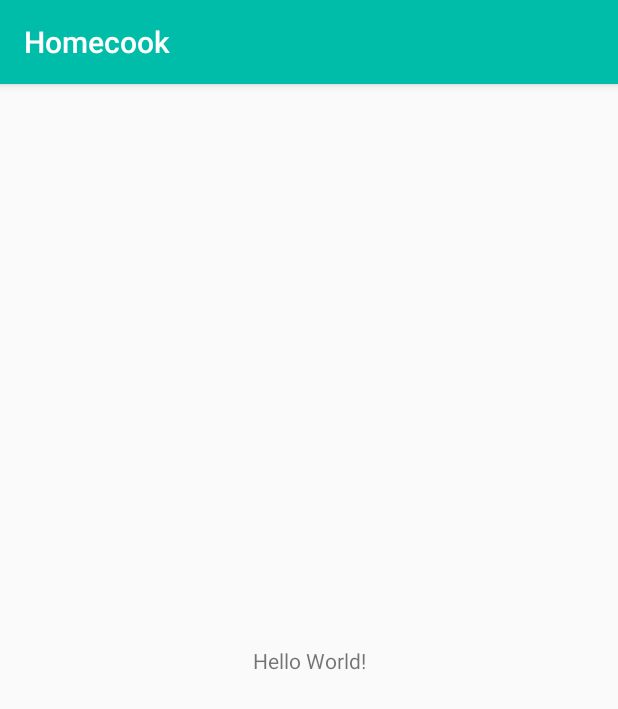
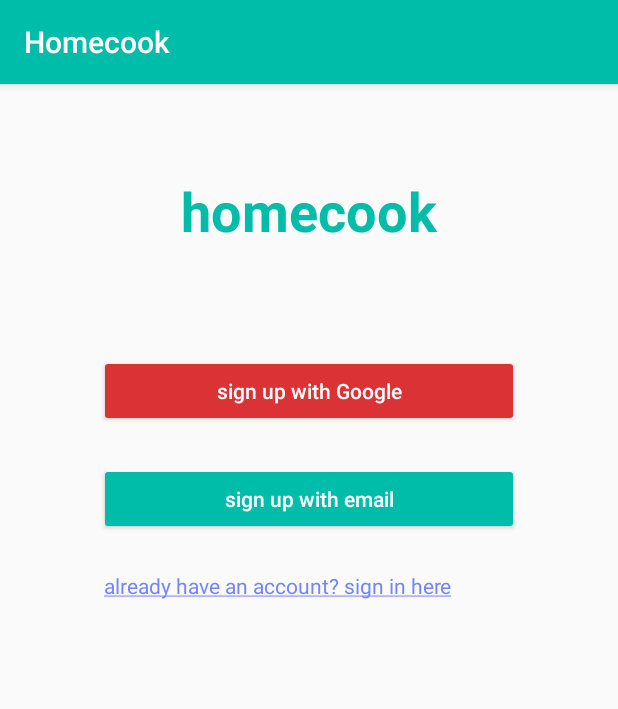
Before and after one commit to rasaigao/homecook, an Android app: the screen it shows after launch (MainActivity), on a phone screen of 412 x 824 dp. Shown: the top 709 px of the screen. Run offline under Robolectric (Android 15) with nearby library versions, the phone set to English and light mode, and no system bars.

Commit message:
added entry fragment

```diff
--- a/app/src/main/AndroidManifest.xml
+++ b/app/src/main/AndroidManifest.xml
@@ -9,7 +9,7 @@
         android:roundIcon="@mipmap/ic_launcher_round"
         android:supportsRtl="true"
         android:theme="@style/AppTheme">
-        <activity android:name=".MainActivity">
+        <activity android:name=".entry.MainActivity">
             <intent-filter>
                 <action android:name="android.intent.action.MAIN" />
 
--- a/app/src/main/java/com/homecook/android/app/MainActivity.java
+++ /dev/null
@@ -1,13 +0,0 @@
-package com.homecook.android.app;
-
-import androidx.appcompat.app.AppCompatActivity;
-import android.os.Bundle;
-
-public class MainActivity extends AppCompatActivity {
-
-    @Override
-    protected void onCreate(Bundle savedInstanceState) {
-        super.onCreate(savedInstanceState);
-        setContentView(R.layout.activity_main);
-    }
-}
--- /dev/null
+++ b/app/src/main/java/com/homecook/android/app/entry/EntryFragment.java
@@ -0,0 +1,55 @@
+package com.homecook.android.app.entry;
+
+import android.os.Bundle;
+import android.view.LayoutInflater;
+import android.view.View;
+import android.view.ViewGroup;
+import android.widget.Button;
+import android.widget.TextView;
+
+import androidx.annotation.NonNull;
+import androidx.fragment.app.Fragment;
+
+import com.homecook.android.app.R;
+
+/**
+ * @author rohansaigaonkar
+ */
+public class EntryFragment extends Fragment {
+    private Button googleSignInButton;
+    private Button emailSignInButton;
+    private TextView loginButton;
+
+    @Override
+    public View onCreateView(@NonNull LayoutInflater inflater, ViewGroup container,
+                             Bundle savedInstanceState) {
+        View view = inflater.inflate(R.layout.fragment_credentials, container, false);
+
+        googleSignInButton = view.findViewById(R.id.signup_google);
+        emailSignInButton = view.findViewById(R.id.signup_email);
+        loginButton = view.findViewById(R.id.sign_in_account_exists);
+
+        googleSignInButton.setOnClickListener(new View.OnClickListener() {
+            @Override
+            public void onClick(View v) {
+                //todo: auth with google
+            }
+        });
+
+        emailSignInButton.setOnClickListener(new View.OnClickListener() {
+            @Override
+            public void onClick(View v) {
+                //Todo: go to email sign up
+            }
+        });
+
+        loginButton.setOnClickListener(new View.OnClickListener() {
+            @Override
+            public void onClick(View v) {
+                //Todo: go to login page
+            }
+        });
+
+        return view;
+    }
+}
--- /dev/null
+++ b/app/src/main/java/com/homecook/android/app/entry/EntryFragmentPresenter.java
@@ -0,0 +1,7 @@
+package com.homecook.android.app.entry;
+
+/**
+ * @author rohansaigaonkar
+ */
+public class EntryFragmentPresenter {
+}
--- /dev/null
+++ b/app/src/main/java/com/homecook/android/app/entry/MainActivity.java
@@ -0,0 +1,29 @@
+package com.homecook.android.app.entry;
+
+import androidx.annotation.NonNull;
+import androidx.appcompat.app.AppCompatActivity;
+import androidx.fragment.app.Fragment;
+import androidx.fragment.app.FragmentManager;
+import androidx.fragment.app.FragmentTransaction;
+
+import android.os.Bundle;
+
+import com.homecook.android.app.R;
+
+public class MainActivity extends AppCompatActivity {
+
+    @Override
+    protected void onCreate(Bundle savedInstanceState) {
+        super.onCreate(savedInstanceState);
+        setContentView(R.layout.activity_main);
+        navigateToScreen(new EntryFragment());
+    }
+
+    private void navigateToScreen(@NonNull Fragment fragment) {
+        FragmentManager fragmentManager = getSupportFragmentManager();
+        FragmentTransaction fragmentTransaction = fragmentManager.beginTransaction();
+        fragmentTransaction.replace(R.id.entry_container, fragment);
+        fragmentTransaction.setTransition(FragmentTransaction.TRANSIT_FRAGMENT_OPEN);
+        fragmentTransaction.commit();
+    }
+}
--- a/app/src/main/java/com/homecook/android/app/login/fragment/ForgotPasswordFragment.java
+++ b/app/src/main/java/com/homecook/android/app/ui/login/ForgotPasswordFragment.java
@@ -1,4 +1,4 @@
-package com.homecook.android.app.login.fragment;
+package com.homecook.android.app.ui.login;
 
 /**
  * @author rohansaigaonkar
--- a/app/src/main/java/com/homecook/android/app/login/LoginActivity.java
+++ b/app/src/main/java/com/homecook/android/app/ui/login/LoginActivity.java
@@ -1,4 +1,4 @@
-package com.homecook.android.app.login;
+package com.homecook.android.app.ui.login;
 
 import android.os.Bundle;
 
--- /dev/null
+++ b/app/src/main/java/com/homecook/android/app/ui/login/SSOGoogleFragment.java
@@ -0,0 +1,8 @@
+package com.homecook.android.app.ui.login;
+
+/**
+ * @author rohansaigaonkar
+ */
+public class SSOGoogleFragment {
+
+}
--- a/app/src/main/java/com/homecook/android/app/login/fragment/SignInFragment.java
+++ b/app/src/main/java/com/homecook/android/app/ui/login/SignInFragment.java
@@ -1,4 +1,4 @@
-package com.homecook.android.app.login.fragment;
+package com.homecook.android.app.ui.login;
 
 /**
  * @author rohansaigaonkar
--- a/app/src/main/java/com/homecook/android/app/login/fragment/SignUpFragment.java
+++ b/app/src/main/java/com/homecook/android/app/ui/login/SignUpFragment.java
@@ -1,4 +1,4 @@
-package com.homecook.android.app.login.fragment;
+package com.homecook.android.app.ui.login;
 
 /**
  * @author rohansaigaonkar
--- a/app/src/main/res/layout/activity_main.xml
+++ b/app/src/main/res/layout/activity_main.xml
@@ -2,17 +2,9 @@
 <androidx.constraintlayout.widget.ConstraintLayout xmlns:android="http://schemas.android.com/apk/res/android"
     xmlns:app="http://schemas.android.com/apk/res-auto"
     xmlns:tools="http://schemas.android.com/tools"
+    android:id="@+id/entry_container"
     android:layout_width="match_parent"
     android:layout_height="match_parent"
-    tools:context=".MainActivity">
-
-    <TextView
-        android:layout_width="wrap_content"
-        android:layout_height="wrap_content"
-        android:text="Hello World!"
-        app:layout_constraintBottom_toBottomOf="parent"
-        app:layout_constraintLeft_toLeftOf="parent"
-        app:layout_constraintRight_toRightOf="parent"
-        app:layout_constraintTop_toTopOf="parent" />
+    tools:context=".entry.MainActivity">
 
 </androidx.constraintlayout.widget.ConstraintLayout>
--- /dev/null
+++ b/app/src/main/res/layout/fragment_credentials.xml
@@ -0,0 +1,55 @@
+<?xml version="1.0" encoding="utf-8"?>
+<LinearLayout
+    xmlns:android="http://schemas.android.com/apk/res/android"
+    android:orientation="vertical"
+    android:layout_width="match_parent"
+    android:layout_height="match_parent"
+    android:gravity="center">
+
+    <LinearLayout
+        android:layout_width="280dp"
+        android:paddingTop="60dp"
+        android:layout_height="match_parent"
+        android:orientation="vertical">
+
+        <TextView
+            android:layout_width="match_parent"
+            android:layout_height="wrap_content"
+            android:text="homecook"
+            android:textColor="@color/colorPrimary"
+            android:gravity="center"
+            android:textStyle="bold"
+            android:textSize="36sp"
+            android:layout_marginBottom="48dp"/>
+
+        <Button
+            android:id="@+id/signup_google"
+            android:layout_width="match_parent"
+            android:layout_height="48dp"
+            android:layout_marginTop="24dp"
+            android:backgroundTint="@color/google_red"
+            android:textColor="@color/hc_white"
+            android:textAllCaps="false"
+            android:text="sign up with Google"/>
+
+        <Button
+            android:id="@+id/signup_email"
+            android:layout_width="match_parent"
+            android:layout_height="48dp"
+            android:layout_marginTop="24dp"
+            android:backgroundTint="@color/colorPrimary"
+            android:textColor="@color/hc_white"
+            android:textAllCaps="false"
+            android:text="sign up with email"/>
+        <TextView
+            android:layout_width="match_parent"
+            android:layout_height="wrap_content"
+            android:id="@+id/sign_in_account_exists"
+            android:layout_marginTop="24dp"
+            android:layout_marginLeft="3dp"
+            android:text="@string/account_exists_string"
+            android:textColor="@color/hc_blue"/>
+
+    </LinearLayout>
+
+</LinearLayout>
--- a/app/src/main/res/layout/fragment_sign_up.xml
+++ b/app/src/main/res/layout/fragment_sign_up.xml
@@ -17,7 +17,6 @@
             android:layout_height="wrap_content"
             android:text="create a homecook account"
             android:textColor="@color/colorPrimary"
-            android:layout_marginBottom="48dp"
             android:gravity="center"
             android:textStyle="bold"
             android:textSize="24sp"/>
@@ -28,12 +27,27 @@
             android:backgroundTint="@color/colorPrimary"
             android:layout_width="match_parent"
             android:layout_height="36dp"
+            android:layout_marginTop="48dp"
             android:hint="email"/>
 
         <TextView
             android:layout_width="match_parent"
             android:layout_height="wrap_content"
             android:text="you will have to confirm this email"/>
+
+        <EditText
+            android:id="@+id/password_signup"
+            android:inputType="textPassword"
+            android:backgroundTint="@color/colorPrimary"
+            android:layout_width="match_parent"
+            android:layout_height="36dp"
+            android:layout_marginTop="48dp"
+            android:hint="password"/>
+
+        <TextView
+            android:layout_width="match_parent"
+            android:layout_height="wrap_content"
+            android:text="8 characters minimum"/>
 
         <Button
             android:id="@+id/signup_flow_next"
--- a/app/src/main/res/values/colors.xml
+++ b/app/src/main/res/values/colors.xml
@@ -7,4 +7,6 @@
     <color name="hc_red">#BB1542</color>
     <color name="hc_blue">#7585FF</color>
     <color name="hc_white">#FFFFFF</color>
+
+    <color name="google_red">#DB3236</color>
 </resources>
--- a/app/src/main/res/values/strings.xml
+++ b/app/src/main/res/values/strings.xml
@@ -3,4 +3,5 @@
     <string name="invalid_credentials"><b>invalid credentials:</b> please check your username or password</string>
     <string name="login_button_text">login</string>
     <string name="forgot_your_password"><u>forgot your password?</u></string>
+    <string name="account_exists_string"><u>already have an account? sign in here</u></string>
 </resources>
```
Also changed, not shown: 215 other files.
